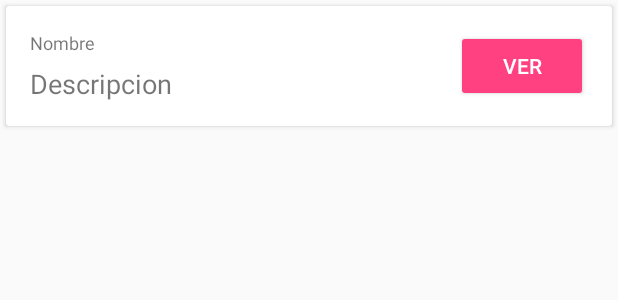
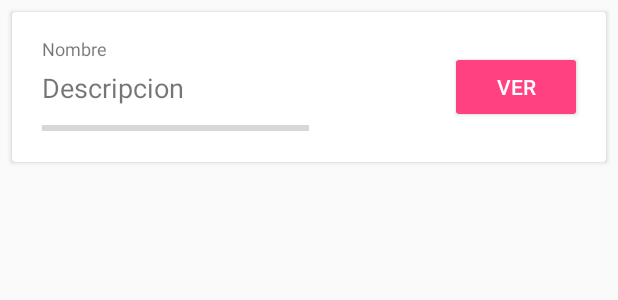
Before and after one commit to ArielChepito/Recycler_graficas, an Android app: the layout purposes_item.xml on its own in the app's theme, with its tools: preview values and no code run, on a phone screen of 412 x 824 dp. Shown: the top 300 px of the screen. Run offline under Robolectric (Android 15) with nearby library versions, the phone set to English and light mode, and no system bars.

Commit message:
Progress bar

```diff
--- a/app/src/main/java/com/example/kevin/greendaoejemplo/Purposes/PurposesAdapter.java
+++ b/app/src/main/java/com/example/kevin/greendaoejemplo/Purposes/PurposesAdapter.java
@@ -5,6 +5,7 @@ import android.view.LayoutInflater;
 import android.view.View;
 import android.view.ViewGroup;
 import android.widget.Button;
+import android.widget.ProgressBar;
 import android.widget.TextView;
 
 import com.example.kevin.greendaoejemplo.R;
@@ -56,6 +57,7 @@ public class PurposesAdapter extends RecyclerView.Adapter<PurposesAdapter.ViewHo
         public TextView name;
         public TextView description;
         public Button prompPurpose;
+        public ProgressBar progressBar;
 
         public ViewHolder(View v){
 
@@ -65,6 +67,7 @@ public class PurposesAdapter extends RecyclerView.Adapter<PurposesAdapter.ViewHo
             this.name =(TextView) v.findViewById(R.id.purposeName);
             this.description = (TextView) v.findViewById(R.id.purposeDesc);
             this.prompPurpose = v.findViewById(R.id.prompPurpose);
+            this.progressBar = v.findViewById(R.id.progressBarPercen);
 
         }
 
@@ -75,6 +78,7 @@ public class PurposesAdapter extends RecyclerView.Adapter<PurposesAdapter.ViewHo
             description.setText(Purposes.getDescription());
             // this.textViewPurposes.setText(Purposes.getName());
             /// definimos que por cada elemento del recycler view tenemos un listener que se va a comportart de la siguiente manera
+            progressBar.setProgress(Purposes.getPercentage());
             prompPurpose.setOnClickListener(new View.OnClickListener() {
                 @Override
                 public void onClick(View v) {
--- a/app/src/main/java/com/example/kevin/greendaoejemplo/Purposes/PurposesDialog.java
+++ b/app/src/main/java/com/example/kevin/greendaoejemplo/Purposes/PurposesDialog.java
@@ -73,7 +73,7 @@ public class PurposesDialog {
 
                         purposes.setName(txtname.getText().toString());
                         purposes.setDescription(txtdescription.getText().toString());
-                        purposes.setPercentage(Double.parseDouble(txtPercentaje.getText().toString()));
+                        purposes.setPercentage(Integer.parseInt(txtPercentaje.getText().toString()));
                         purposes.setDate(new Date());
 
                         listener.onDataReady(purposes,saveOrUpdate);
--- a/app/src/main/java/com/example/kevin/greendaoejemplo/utils/Core.java
+++ b/app/src/main/java/com/example/kevin/greendaoejemplo/utils/Core.java
@@ -1,10 +1,8 @@
 package com.example.kevin.greendaoejemplo.utils;
 
 import android.app.Application;
-
-import com.example.kevin.greendaoejemplo.DaoMaster;
-import com.example.kevin.greendaoejemplo.DaoSession;
-
+import com.example.kevin.greendaoejemplo.Purposes.DaoMaster;
+import com.example.kevin.greendaoejemplo.Purposes.DaoSession;
 import org.greenrobot.greendao.database.Database;
 
 /**
--- a/app/src/main/res/layout/purposes_item.xml
+++ b/app/src/main/res/layout/purposes_item.xml
@@ -4,12 +4,12 @@
      xmlns:android="http://schemas.android.com/apk/res/android"
      xmlns:app="http://schemas.android.com/apk/res-auto"
         android:layout_width="match_parent"
-        android:layout_height="wrap_content"
-        android:layout_margin="4dp">
+        android:layout_height="100dp"
+        android:layout_margin="8dp">
 
      <android.support.constraint.ConstraintLayout
          android:layout_width="match_parent"
-            android:layout_height="wrap_content"
+         android:layout_height="match_parent"
          android:padding="16dp">
 
          <TextView
@@ -17,6 +17,7 @@
              android:layout_width="wrap_content"
              android:layout_height="wrap_content"
              android:text="Nombre"
+             android:layout_marginStart="4dp"
              android:textSize="12sp"
              app:layout_constraintBottom_toBottomOf="parent"
              app:layout_constraintStart_toStartOf="parent"
@@ -27,18 +28,32 @@
              android:id="@+id/purposeDesc"
              android:layout_width="wrap_content"
              android:layout_height="wrap_content"
+             android:layout_marginStart="4dp"
              android:text="Descripcion"
              android:textSize="18sp"
              app:layout_constraintBottom_toBottomOf="parent"
              app:layout_constraintStart_toStartOf="parent"
              app:layout_constraintTop_toTopOf="parent"
+             app:layout_constraintVertical_bias="0.506" />
+
+
+         <ProgressBar
+             android:id="@+id/progressBarPercen"
+             style="?android:attr/progressBarStyleHorizontal"
+             android:layout_width="178dp"
+             android:layout_height="13dp"
+             android:layout_marginStart="4dp"
+             app:layout_constraintBottom_toBottomOf="parent"
+             app:layout_constraintStart_toStartOf="parent"
+             app:layout_constraintTop_toTopOf="parent"
+
              app:layout_constraintVertical_bias="1.0" />
 
          <android.support.v7.widget.AppCompatButton
              android:id="@+id/prompPurpose"
+             style="@style/Base.Widget.AppCompat.Button.Colored"
              android:layout_width="wrap_content"
              android:layout_height="wrap_content"
-                style="@style/Base.Widget.AppCompat.Button.Colored"
              android:text="Ver"
              app:layout_constraintBottom_toBottomOf="parent"
              app:layout_constraintEnd_toEndOf="parent"
```
Also changed, not shown: app/src/main/java/com/example/kevin/greendaoejemplo/Purposes/Purposes.java (+5 -5 lines), app/src/main/java/com/example/kevin/greendaoejemplo/Purposes/PurposesController.java (+10 -9 lines). Lines whose indentation alone changed are shown as unchanged.
